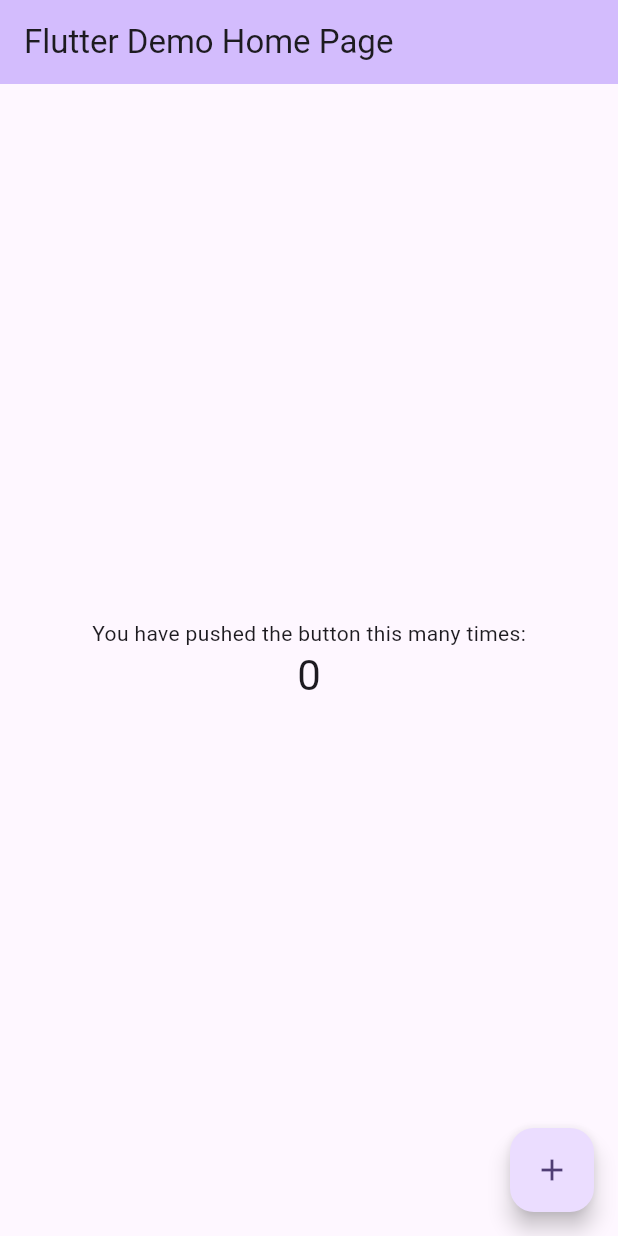
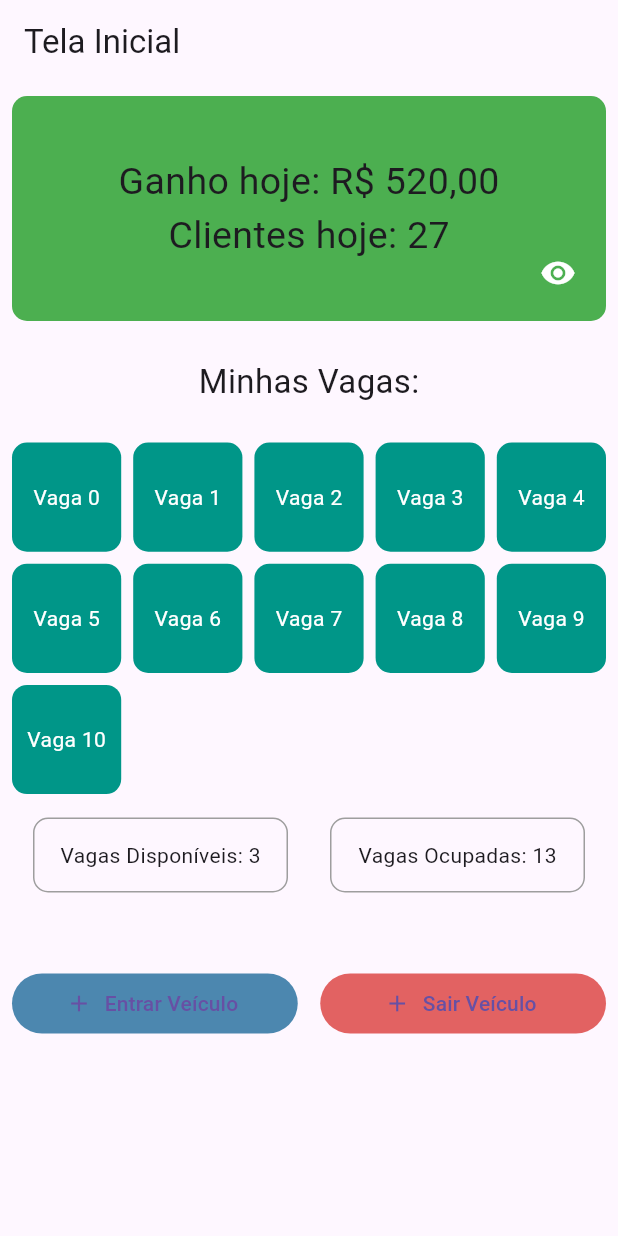
Before and after one commit to guiklisman/estacionamento, a Flutter app: the screen it shows after launch, on a phone screen of 412 x 824 dp. Run offline on Flutter 3.47's test engine with Material 2 defaults, Android fonts, the phone set to English and light mode, and no system bars.

Commit message:
feat: criando homepage

```diff
--- /dev/null
+++ b/lib/home.dart
@@ -0,0 +1,191 @@
+import 'package:flutter/material.dart';
+
+class HomePage extends StatefulWidget {
+  const HomePage({super.key});
+
+  @override
+  State<HomePage> createState() => _HomePageState();
+}
+
+class _HomePageState extends State<HomePage> {
+  bool showValues = true;
+  @override
+  Widget build(BuildContext context) {
+    return Scaffold(
+      appBar: AppBar(
+        title: const Text('Tela Inicial'),
+      ),
+      body: Padding(
+        padding: const EdgeInsets.all(8.0),
+        child: Column(
+          children: [
+            Container(
+              height: 150,
+              width: 400,
+              decoration: BoxDecoration(
+                color: Colors.green[500],
+                borderRadius: BorderRadius.circular(10.0),
+              ),
+              child: Stack(
+                children: [
+                  Positioned(
+                    bottom: 8.0,
+                    right: 8.0,
+                    child: IconButton(
+                      icon: Icon(
+                        showValues ? Icons.visibility : Icons.visibility_off,
+                        color: Colors.white,
+                      ),
+                      onPressed: () {
+                        setState(() {
+                          showValues = !showValues;
+                        });
+                      },
+                    ),
+                  ),
+                  Center(
+                    child: Column(
+                      mainAxisAlignment: MainAxisAlignment.center,
+                      children: [
+                        if (showValues)
+                          const Text(
+                            'Ganho hoje: R\$ 520,00',
+                            style: TextStyle(
+                              fontSize: 25,
+                            ),
+                          ),
+                        if (showValues)
+                          const Text(
+                            'Clientes hoje: 27',
+                            style: TextStyle(
+                              fontSize: 25,
+                            ),
+                          ),
+                      ],
+                    ),
+                  ),
+                ],
+              ),
+            ),
+            const SizedBox(
+              height: 25,
+            ),
+            const Text(
+              'Minhas Vagas:',
+              style: TextStyle(fontSize: 22),
+            ),
+            const SizedBox(
+              height: 25,
+            ),
+            SizedBox(
+              height: 250,
+              child: GridView.builder(
+                gridDelegate: const SliverGridDelegateWithFixedCrossAxisCount(
+                  crossAxisCount: 5, // Define o número de colunas
+                  crossAxisSpacing:
+                      8.0, // Espaçamento horizontal entre os itens
+                  mainAxisSpacing: 8.0, // Espaçamento vertical entre os itens
+                ),
+                itemCount: 11,
+                itemBuilder: (context, index) {
+                  return Container(
+                    decoration: BoxDecoration(
+                      color: Colors.teal,
+                      borderRadius: BorderRadius.circular(10.0),
+                    ),
+                    child: Center(
+                      child: Text(
+                        'Vaga $index',
+                        style: const TextStyle(color: Colors.white),
+                      ),
+                    ),
+                  );
+                },
+              ),
+            ),
+            Row(
+              mainAxisAlignment: MainAxisAlignment.spaceAround,
+              crossAxisAlignment: CrossAxisAlignment.center,
+              children: [
+                Container(
+                  height: 50,
+                  width: 170,
+                  decoration: BoxDecoration(
+                    border: Border.all(
+                      color: Colors.grey, // Cor da borda cinza
+                      width: 1.0, // Largura da borda
+                    ),
+                    borderRadius: BorderRadius.circular(
+                        10.0), // Ajuste o raio conforme necessário
+                  ),
+                  child: const Center(
+                    child: Text(
+                      'Vagas Disponíveis: 3',
+                    ),
+                  ),
+                ),
+                Container(
+                  height: 50,
+                  width: 170,
+                  decoration: BoxDecoration(
+                    border: Border.all(
+                      color: Colors.grey, // Cor da borda cinza
+                      width: 1.0, // Largura da borda
+                    ),
+                    borderRadius: BorderRadius.circular(
+                        10.0), // Ajuste o raio conforme necessário
+                  ),
+                  child: const Center(
+                    child: Text(
+                      'Vagas Ocupadas: 13',
+                    ),
+                  ),
+                ),
+              ],
+            ),
+            const SizedBox(
+              height: 50,
+            ),
+            Row(
+              mainAxisAlignment: MainAxisAlignment.spaceBetween,
+              children: [
+                Expanded(
+                  child: TextButton.icon(
+                    onPressed: () => (),
+                    icon: const Icon(Icons.add),
+                    label: const Text('Entrar Veículo'),
+                    style: ButtonStyle(
+                      backgroundColor: MaterialStateProperty.all<Color>(
+                        const Color.fromARGB(
+                          255,
+                          76,
+                          135,
+                          175,
+                        ),
+                      ),
+                    ),
+                  ),
+                ),
+                const SizedBox(
+                  width: 15,
+                ),
+                Expanded(
+                  child: TextButton.icon(
+                    onPressed: () => (),
+                    icon: const Icon(Icons.add),
+                    label: const Text('Sair Veículo'),
+                    style: ButtonStyle(
+                      backgroundColor: MaterialStateProperty.all<Color>(
+                        const Color.fromARGB(255, 226, 98, 98),
+                      ),
+                    ),
+                  ),
+                ),
+              ],
+            ),
+          ],
+        ),
+      ),
+    );
+  }
+}
--- a/lib/main.dart
+++ b/lib/main.dart
@@ -1,125 +1,36 @@
+// ignore_for_file: constant_identifier_names, use_build_context_synchronously
+
+import 'package:estacionamento/home.dart';
 import 'package:flutter/material.dart';
 
-void main() {
-  runApp(const MyApp());
+void main() async {
+  runApp(const MainApp());
 }
 
-class MyApp extends StatelessWidget {
-  const MyApp({super.key});
+class MainApp extends StatelessWidget {
+  const MainApp({super.key});
 
-  // This widget is the root of your application.
   @override
   Widget build(BuildContext context) {
     return MaterialApp(
-      title: 'Flutter Demo',
+      debugShowCheckedModeBanner: false,
+
       theme: ThemeData(
-        // This is the theme of your application.
-        //
-        // TRY THIS: Try running your application with "flutter run". You'll see
-        // the application has a blue toolbar. Then, without quitting the app,
-        // try changing the seedColor in the colorScheme below to Colors.green
-        // and then invoke "hot reload" (save your changes or press the "hot
-        // reload" button in a Flutter-supported IDE, or press "r" if you used
-        // the command line to start the app).
-        //
-        // Notice that the counter didn't reset back to zero; the application
-        // state is not lost during the reload. To reset the state, use hot
-        // restart instead.
-        //
-        // This works for code too, not just values: Most code changes can be
-        // tested with just a hot reload.
-        colorScheme: ColorScheme.fromSeed(seedColor: Colors.deepPurple),
         useMaterial3: true,
+        primarySwatch: Colors.blueGrey,
       ),
-      home: const MyHomePage(title: 'Flutter Demo Home Page'),
+
+      title: 'SAGA Android',
+      home: const HomePage(),
+
+//      initialRoute: '/login_page',
+//      onUnknownRoute: (RouteSettings setting) {
+//        return MaterialPageRoute(builder: (context) => Container());
+//      },
+//      routes: {
+//        '/login_page': (context) => LoginPage(title: 'SAGA Flutter'),
+//        '/voice_page': (context) => VoicePage(title: 'Apanha'),
+//      },
     );
   }
 }
-
-class MyHomePage extends StatefulWidget {
-  const MyHomePage({super.key, required this.title});
-
-  // This widget is the home page of your application. It is stateful, meaning
-  // that it has a State object (defined below) that contains fields that affect
-  // how it looks.
-
-  // This class is the configuration for the state. It holds the values (in this
-  // case the title) provided by the parent (in this case the App widget) and
-  // used by the build method of the State. Fields in a Widget subclass are
-  // always marked "final".
-
-  final String title;
-
-  @override
-  State<MyHomePage> createState() => _MyHomePageState();
-}
-
-class _MyHomePageState extends State<MyHomePage> {
-  int _counter = 0;
-
-  void _incrementCounter() {
-    setState(() {
-      // This call to setState tells the Flutter framework that something has
-      // changed in this State, which causes it to rerun the build method below
-      // so that the display can reflect the updated values. If we changed
-      // _counter without calling setState(), then the build method would not be
-      // called again, and so nothing would appear to happen.
-      _counter++;
-    });
-  }
-
-  @override
-  Widget build(BuildContext context) {
-    // This method is rerun every time setState is called, for instance as done
-    // by the _incrementCounter method above.
-    //
-    // The Flutter framework has been optimized to make rerunning build methods
-    // fast, so that you can just rebuild anything that needs updating rather
-    // than having to individually change instances of widgets.
-    return Scaffold(
-      appBar: AppBar(
-        // TRY THIS: Try changing the color here to a specific color (to
-        // Colors.amber, perhaps?) and trigger a hot reload to see the AppBar
-        // change color while the other colors stay the same.
-        backgroundColor: Theme.of(context).colorScheme.inversePrimary,
-        // Here we take the value from the MyHomePage object that was created by
-        // the App.build method, and use it to set our appbar title.
-        title: Text(widget.title),
-      ),
-      body: Center(
-        // Center is a layout widget. It takes a single child and positions it
-        // in the middle of the parent.
-        child: Column(
-          // Column is also a layout widget. It takes a list of children and
-          // arranges them vertically. By default, it sizes itself to fit its
-          // children horizontally, and tries to be as tall as its parent.
-          //
-          // Column has various properties to control how it sizes itself and
-          // how it positions its children. Here we use mainAxisAlignment to
-          // center the children vertically; the main axis here is the vertical
-          // axis because Columns are vertical (the cross axis would be
-          // horizontal).
-          //
-          // TRY THIS: Invoke "debug painting" (choose the "Toggle Debug Paint"
-          // action in the IDE, or press "p" in the console), to see the
-          // wireframe for each widget.
-          mainAxisAlignment: MainAxisAlignment.center,
-          children: <Widget>[
-            const Text(
-              'You have pushed the button this many times:',
-            ),
-            Text(
-              '$_counter',
-              style: Theme.of(context).textTheme.headlineMedium,
-            ),
-          ],
-        ),
-      ),
-      floatingActionButton: FloatingActionButton(
-        onPressed: _incrementCounter,
-        tooltip: 'Increment',
-        child: const Icon(Icons.add),
-      ), // This trailing comma makes auto-formatting nicer for build methods.
-    );
-  }
-}
```
Also changed, not shown: 1 other file.
